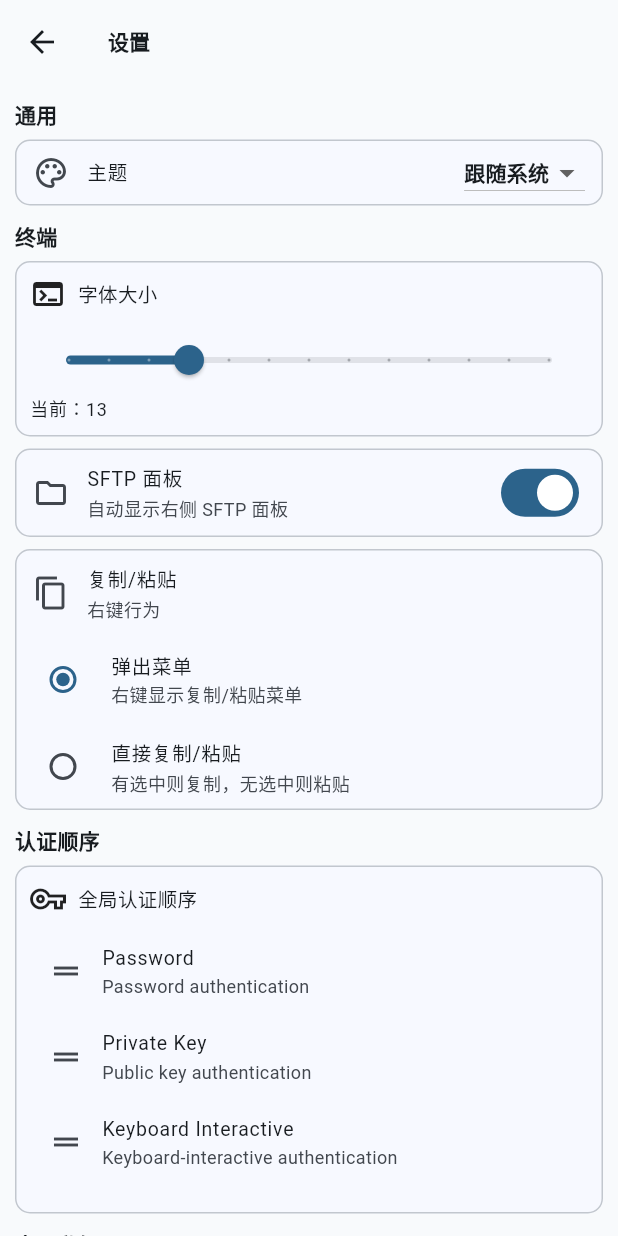
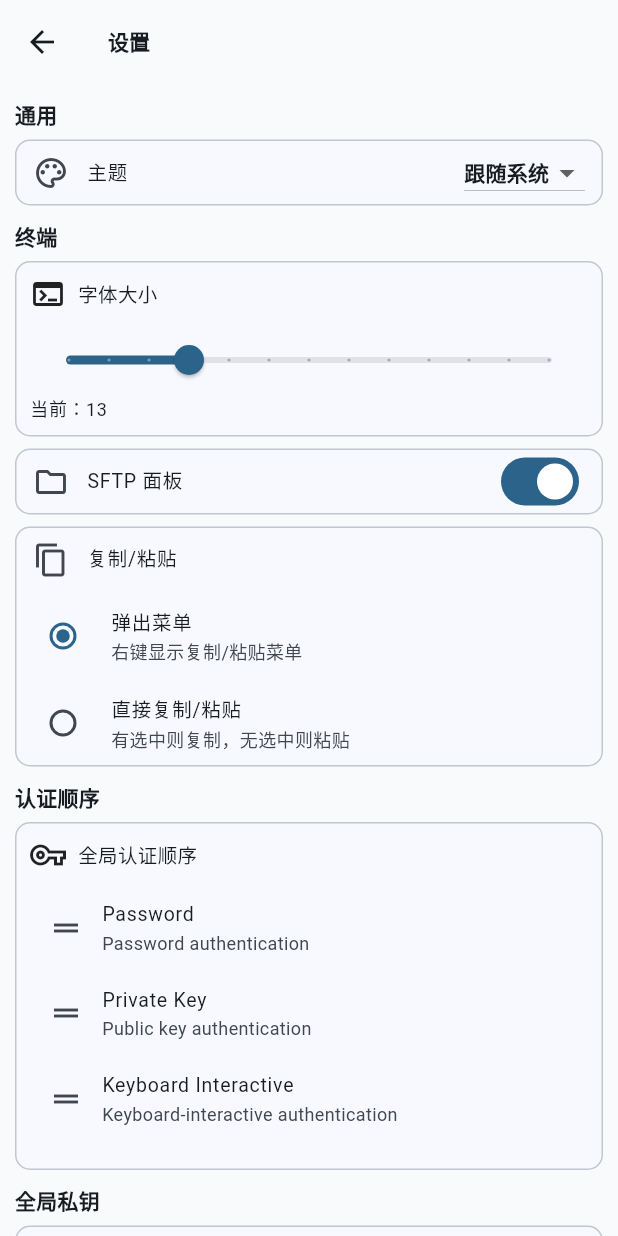
Before and after one commit to 0031400/small_ssh, a Flutter app: the screen it shows after launch, after a tap on the "settings" icon, on a phone screen of 412 x 824 dp. Run offline on Flutter 3.47's test engine with Material 3 defaults, Android fonts, the phone set to English and light mode, and no system bars; our stand-ins replace file_picker; missing offline and left inert: dartssh2, desktop_drop, xterm.

Commit message:
删除不必要的说明文字

```diff
--- a/lib/presentation/pages/home_page.dart
+++ b/lib/presentation/pages/home_page.dart
@@ -390,10 +390,6 @@ class _HostListPanel extends StatelessWidget {
               },
             ),
           ),
-          const SizedBox(height: 4),
-          const Text(
-            'Using dartssh2 backend. Host key trust flow will be added next.',
-          ),
         ],
       ),
     );
--- a/lib/presentation/pages/settings_page.dart
+++ b/lib/presentation/pages/settings_page.dart
@@ -168,7 +168,6 @@ class _SettingsPageState extends State<SettingsPage> {
                 child: SwitchListTile(
                   secondary: const Icon(Icons.folder_outlined),
                   title: const Text('SFTP 面板'),
-                  subtitle: const Text('自动显示右侧 SFTP 面板'),
                   dense: true,
                   value: widget.settings.autoOpenSftpPanel,
                   onChanged: widget.settings.setAutoOpenSftpPanel,
@@ -181,7 +180,6 @@ class _SettingsPageState extends State<SettingsPage> {
                     const ListTile(
                       leading: Icon(Icons.content_copy_outlined),
                       title: Text('复制/粘贴'),
-                      subtitle: Text('右键行为'),
                     ),
                     RadioGroup<ClipboardBehavior>(
                       groupValue: widget.settings.clipboardBehavior,
@@ -299,7 +297,6 @@ class _SettingsPageState extends State<SettingsPage> {
                 child: ListTile(
                   leading: Icon(Icons.info_outline),
                   title: Text('small_ssh'),
-                  subtitle: Text('Lightweight SSH client'),
                 ),
               ),
             ],
--- a/lib/presentation/widgets/terminal_panel.dart
+++ b/lib/presentation/widgets/terminal_panel.dart
@@ -59,13 +59,7 @@ class _TerminalPanelState extends State<TerminalPanel> {
   @override
   Widget build(BuildContext context) {
     if (widget.sessions.isEmpty) {
-      final textTheme = Theme.of(context).textTheme;
-      return Center(
-        child: Text(
-          'No active session. Choose a host and connect.',
-          style: textTheme.bodyMedium,
-        ),
-      );
+      return const SizedBox.shrink();
     }
 
     final active = widget.sessions.firstWhere(
@@ -112,11 +106,11 @@ class _TerminalPanelState extends State<TerminalPanel> {
               width: double.infinity,
               decoration: BoxDecoration(
                 color: const Color(0xFF0B1220),
-                  borderRadius: BorderRadius.circular(10),
+                borderRadius: BorderRadius.circular(10),
                 border: Border.all(color: Theme.of(context).dividerColor),
               ),
               child: ClipRRect(
-                  borderRadius: BorderRadius.circular(10),
+                borderRadius: BorderRadius.circular(10),
                 child: TerminalView(
                   terminal,
                   hardwareKeyboardOnly: true,
@@ -161,23 +155,6 @@ class _TerminalPanelState extends State<TerminalPanel> {
                 ),
               ),
             ),
-          ),
-          const SizedBox(height: 6),
-          Row(
-            children: [
-              Expanded(
-                child: Text(
-                  'Direct terminal input enabled. Press Enter to send command.',
-                  style: Theme.of(context).textTheme.bodySmall,
-                ),
-              ),
-              IconButton(
-                tooltip: 'Delete session',
-                visualDensity: VisualDensity.compact,
-                onPressed: () => widget.onDeleteSession(active.session.id),
-                icon: const Icon(Icons.delete_outline),
-              ),
-            ],
           ),
         ],
       ),
```
